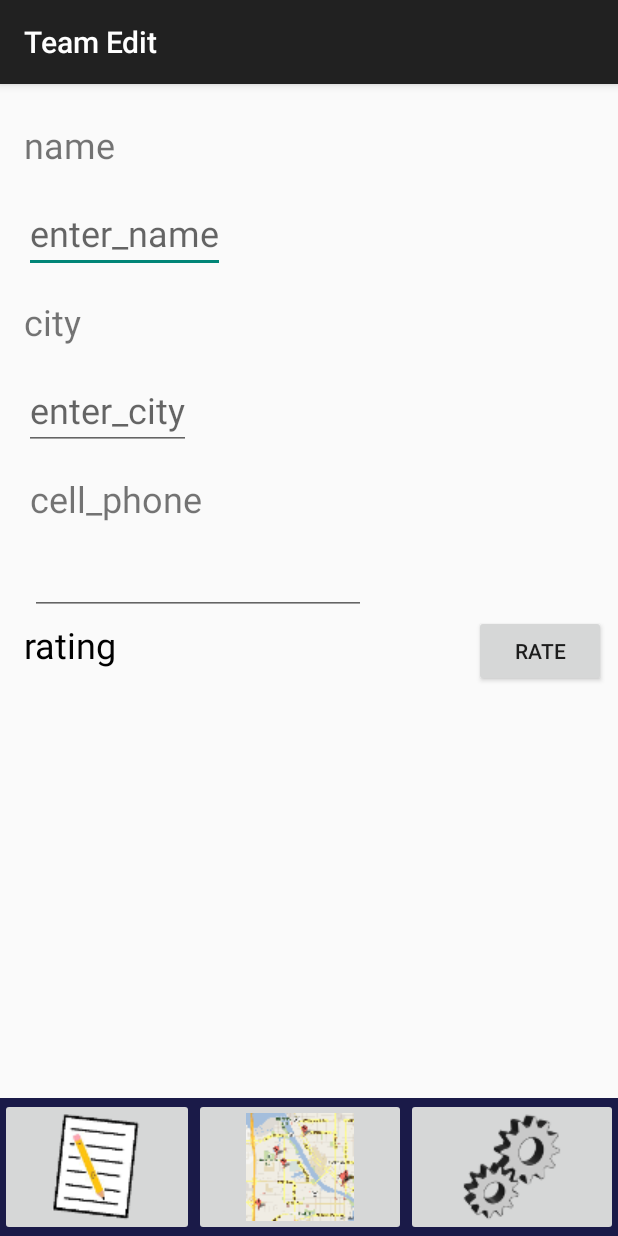
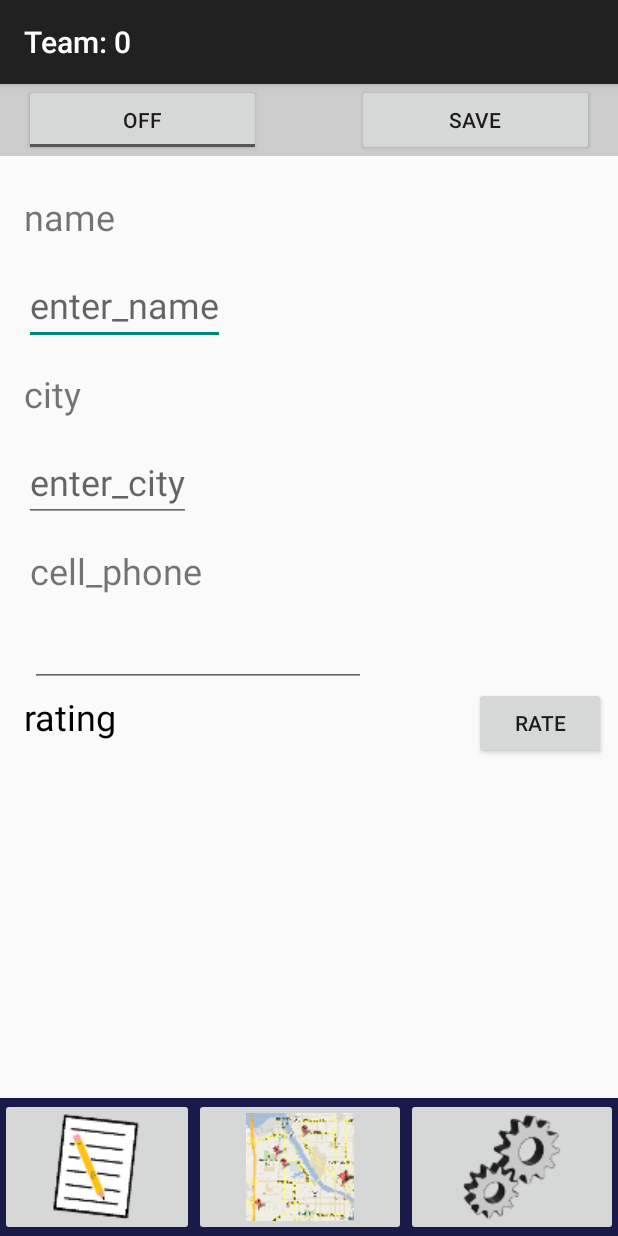
Before and after one commit to tylerNeumann/Teams, an Android app: the TeamEditActivity screen opened directly, with no data from a screen before it, on a phone screen of 412 x 824 dp. Run offline under Robolectric (Android 15) with nearby library versions, the phone set to English and light mode, and no system bars; 1 statement that could not run was skipped.

Commit message:
fixed fileIO, teamAdapter, & TeamEditActivity

```diff
--- a/app/src/main/java/fvtc/edu/teams/TeamEditActivity.java
+++ b/app/src/main/java/fvtc/edu/teams/TeamEditActivity.java
@@ -9,14 +9,20 @@ import androidx.core.view.ViewCompat;
 import androidx.core.view.WindowInsetsCompat;
 
 public class TeamEditActivity extends AppCompatActivity {
-
+int teamId;
     @Override
     protected void onCreate(Bundle savedInstanceState) {
         super.onCreate(savedInstanceState);
         EdgeToEdge.enable(this);
         setContentView(R.layout.activity_team_edit);
 
-        this.setTitle(getString(R.string.team_edit));
+        Bundle extras = getIntent().getExtras();
+        teamId = extras.getInt("teamId");
+        this.setTitle("Team: " + teamId);
+
+        Navbar.initListButton(this);
+        Navbar.initMapButton(this);
+        Navbar.initSettingsButton(this);
 
         ViewCompat.setOnApplyWindowInsetsListener(findViewById(R.id.main), (v, insets) -> {
             Insets systemBars = insets.getInsets(WindowInsetsCompat.Type.systemBars());
--- a/app/src/main/res/layout/activity_team_edit.xml
+++ b/app/src/main/res/layout/activity_team_edit.xml
@@ -18,7 +18,7 @@
         android:id="@+id/toolbar">
 
         <!--        @color/toolbar_background-->
-        <!--<ToggleButton
+        <ToggleButton
             android:id="@+id/toggleButtonEdit"
             android:layout_width="wrap_content"
             android:layout_height="wrap_content"
@@ -35,7 +35,7 @@
             android:layout_marginStart="32dp"
             android:layout_marginEnd="16dp"
             android:layout_weight="1"
-            android:text="@string/save"/>-->
+            android:text="@string/save"/>
     </LinearLayout>
     <ScrollView
         android:id="@+id/scrollView"
--- a/app/src/main/res/layout/list_item.xml
+++ b/app/src/main/res/layout/list_item.xml
@@ -2,7 +2,8 @@
 <androidx.constraintlayout.widget.ConstraintLayout xmlns:android="http://schemas.android.com/apk/res/android"
     android:layout_width="match_parent"
     android:layout_height="wrap_content"
-    xmlns:app="http://schemas.android.com/apk/res-auto">
+    xmlns:app="http://schemas.android.com/apk/res-auto"
+    android:background="@drawable/border_line">
 
     <Button
         android:id="@+id/btnDelete"
```
Also changed, not shown: app/src/main/java/fvtc/edu/teams/TeamListActivity.java (+31 -1 lines), app/src/main/java/fvtc/edu/teams/TeamsAdapter.java (+11 -11 lines).
